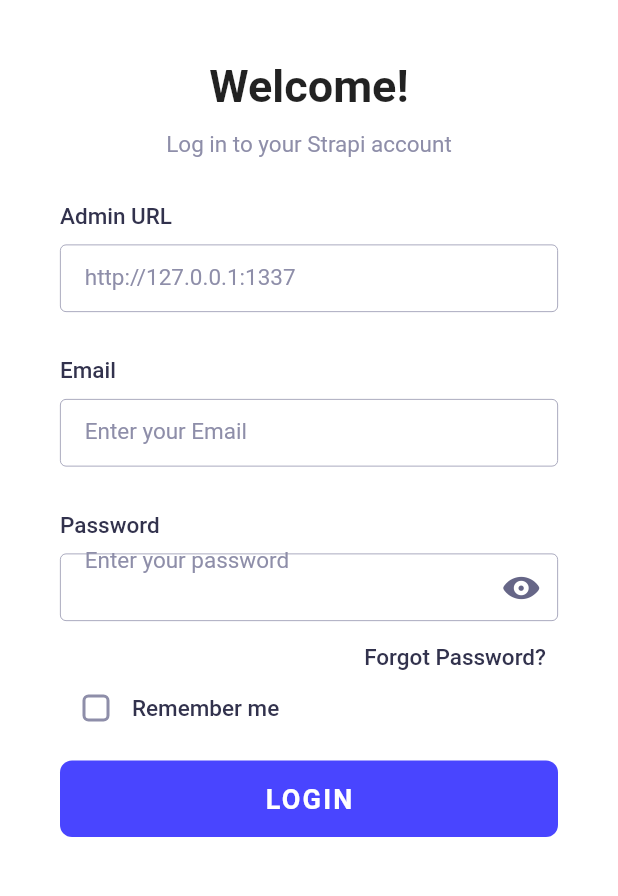
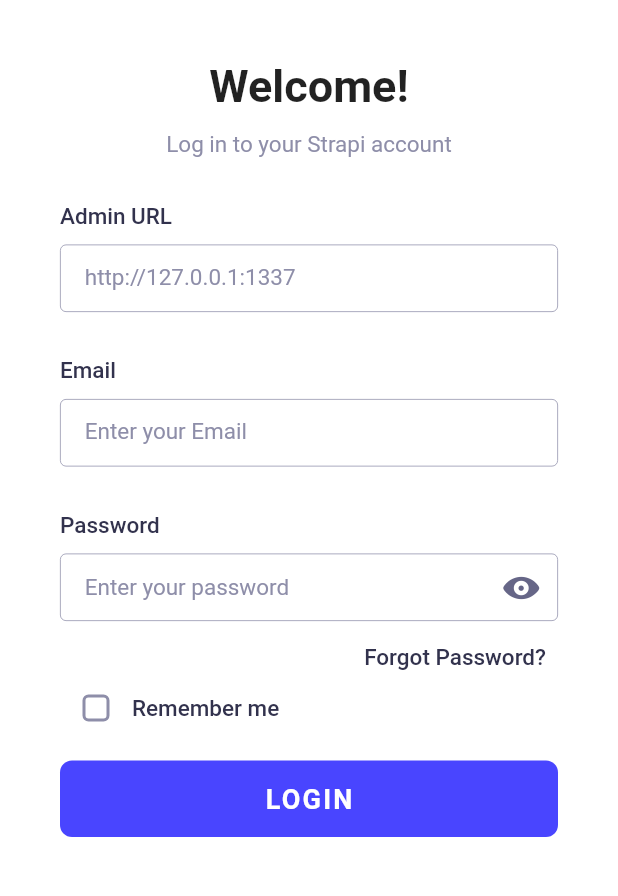
Before and after one commit to Saad-ISAA/strapi-mobile, a Flutter app: the screen it shows after launch, on a phone screen of 412 x 824 dp, the part 255-1151 px from its top. Run offline on Flutter 3.47's test engine with Material 2 defaults, Android fonts, the phone set to English and light mode, and no system bars; our stand-ins replace flutter_svg, font_awesome_flutter, shared_preferences, velocity_x, video_player; accounts and stored records are empty; Roboto replaces fonts that are missing (OpenSans).

Commit message:
password field text padding fix

```diff
--- a/lib/Customwidgets/textfields.dart
+++ b/lib/Customwidgets/textfields.dart
@@ -83,7 +83,7 @@ class PrimaryTextField extends StatelessWidget {
                     focusedBorder: OutlineInputBorder(
                         borderSide: BorderSide(color: primary700)),
                     contentPadding:
-                        EdgeInsets.only(left: 16, right: 16, bottom: 32),
+                        EdgeInsets.only(left: 16, right: 16, top: 10),
                     hintText: hintText,
                     hintStyle: hintTextStyle,
                   )
```
